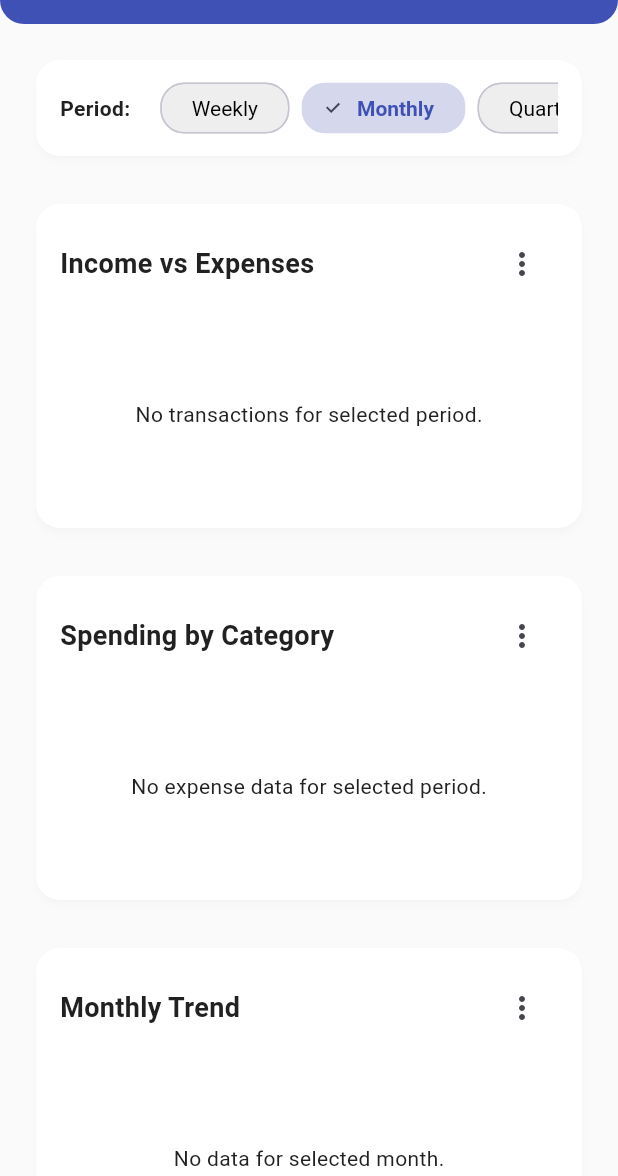
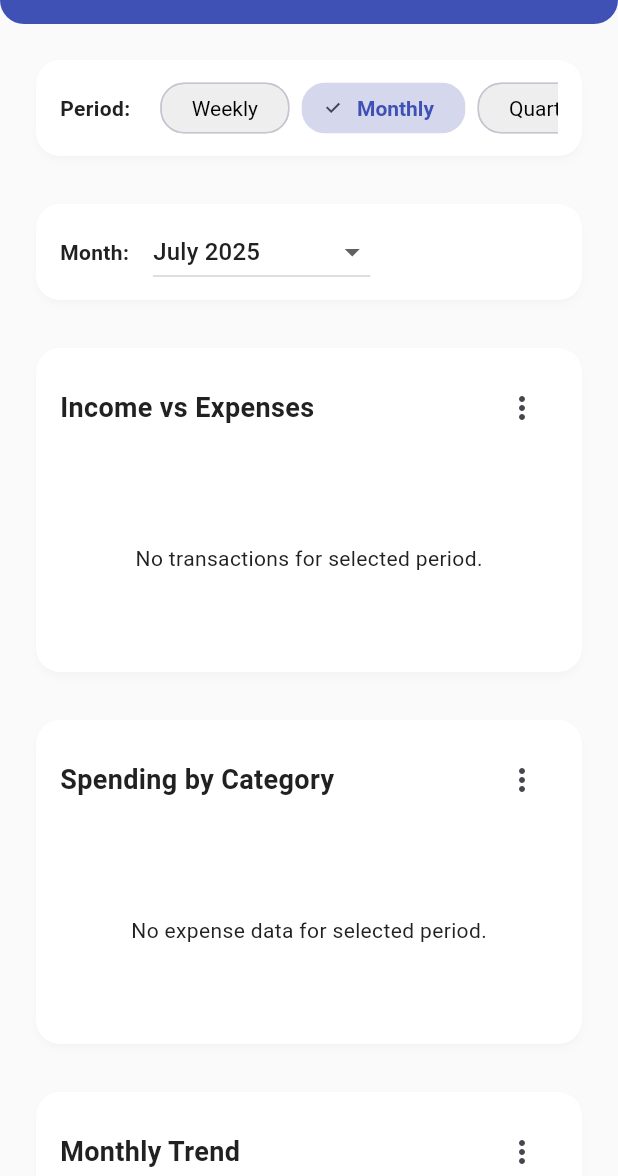
Before and after one commit to bi-danski/FinanceFlow_app, a Flutter app: the ReportsScreen screen opened by its route, on a phone screen of 412 x 824 dp, the part 60-1236 px from its top. Run offline on Flutter 3.47's test engine with Material 3 defaults, Android fonts, the phone set to English and light mode, and no system bars; our stand-ins replace cloud_firestore, connectivity_plus, firebase_auth, firebase_core, firebase_storage, fl_chart and 10 more; missing offline and left inert: flutter_sms_inbox; accounts and stored records are empty.

Commit message:
feat: month-based filtering for Income & Reports screens
IncomeScreen: dropdown month sync fixed
IncomeViewModel: monthly filtering via setSelectedMonth
ReportsScreen: month selector dropdown, data reload, notifier disposal
SpendingHeatmapScreen: default icon & null-safety fixes

Finalises month-scoped data views and cleans up runtime errors.

```diff
--- a/lib/views/reports/reports_screen.dart
+++ b/lib/views/reports/reports_screen.dart
@@ -22,12 +22,16 @@
 class _ReportsScreenState extends State<ReportsScreen> {
   int _selectedIndex = 3; // Reports tab selected
   String _selectedPeriod = 'Monthly';
+  // Month selection notifier (first day of the month)
+  final ValueNotifier<DateTime> _selectedMonthNotifier = ValueNotifier(
+    DateTime(DateTime.now().year, DateTime.now().month, 1),
+  );
 
   @override
   void initState() {
     super.initState();
     final transactionViewModel = Provider.of<TransactionViewModel>(context, listen: false);
-    transactionViewModel.loadTransactionsByMonth(DateTime.now());
+    transactionViewModel.loadTransactionsByMonth(_selectedMonthNotifier.value);
   }
 
   void _onItemSelected(int index) {
@@ -45,6 +49,60 @@
     setState(() {
       _selectedPeriod = period;
     });
+  }
+
+  @override
+  void dispose() {
+    _selectedMonthNotifier.dispose();
+    super.dispose();
+  }
+
+  Widget _buildMonthSelector() {
+    return ValueListenableBuilder<DateTime>(
+      valueListenable: _selectedMonthNotifier,
+      builder: (context, selectedMonth, _) {
+        return Card(
+          child: Padding(
+            padding: const EdgeInsets.symmetric(horizontal: 16, vertical: 8),
+            child: Row(
+              children: [
+                const Text(
+                  'Month:',
+                  style: TextStyle(fontWeight: FontWeight.bold),
+                ),
+                const SizedBox(width: 16),
+                DropdownButton<DateTime>(
+                  value: selectedMonth,
+                  items: _buildMonthDropdownItems(),
+                  onChanged: (DateTime? newValue) {
+                    if (newValue == null) return;
+                    _selectedMonthNotifier.value = newValue;
+                    // Reload transactions for selected month
+                    final txnVM = Provider.of<TransactionViewModel>(context, listen: false);
+                    txnVM.loadTransactionsByMonth(newValue);
+                  },
+                ),
+              ],
+            ),
+          ),
+        );
+      },
+    );
+  }
+
+  List<DropdownMenuItem<DateTime>> _buildMonthDropdownItems() {
+    final List<DropdownMenuItem<DateTime>> items = [];
+    final now = DateTime.now();
+    for (int i = 0; i < 12; i++) {
+      final month = DateTime(now.year, now.month - i, 1);
+      items.add(
+        DropdownMenuItem(
+          value: month,
+          child: Text(DateFormat('MMMM yyyy').format(month)),
+        ),
+      );
+    }
+    return items;
   }
 
   @override
@@ -74,6 +132,8 @@
               selectedPeriod: _selectedPeriod,
               onPeriodChanged: _onPeriodChanged,
             ),
+            const SizedBox(height: 16),
+            _buildMonthSelector(),
             const SizedBox(height: 16),
             _buildIncomeVsExpensesCard(),
             const SizedBox(height: 16),
```
Also changed, not shown: lib/services/insights_service.dart (+28 -6 lines), lib/views/income/income_screen.dart (+6 -1 lines), lib/views/insights/spending_heatmap_screen.dart (+92 -161 lines).
